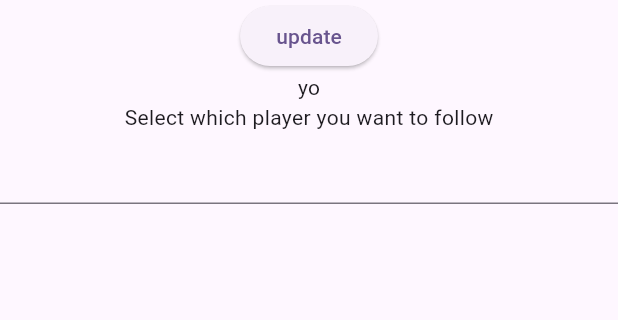
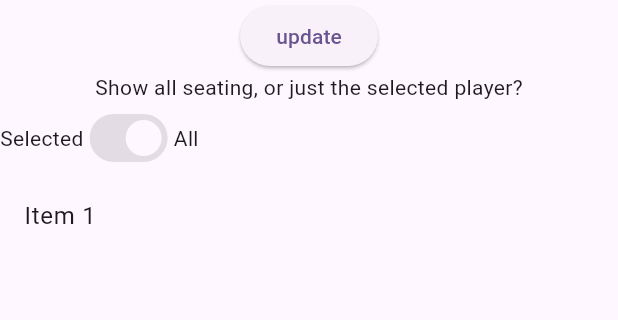
Before and after one commit to ApplySci/aim, a Flutter app: the screen it shows after launch, after a tap on "update", on a phone screen of 412 x 824 dp, the part 84-404 px from its top. Run offline on Flutter 3.47's test engine with Material 3 defaults, Android fonts, the phone set to English and light mode, and no system bars; drawn by our look-alikes of flutter_typeahead; our stand-ins replace firebase_core, firebase_messaging, flutter_local_notifications, flutter_redux, redux, shared_preferences; accounts and stored records are empty; generated files the repository leaves out were written again.

Commit message:
start work on the seating screen

```diff
--- a/lib/defaults.dart
+++ b/lib/defaults.dart
@@ -1,10 +1,25 @@
 import 'utils.dart';
 
 List<Player> PLAYERS = [ // NB this must be unique, and we must have checked this beforehand
-  Player(0, 'Al', 1),
-  Player(1, 'Zig', 2),
-  Player(2, 'Zag', 3),
-  Player(3, 'Frank', 4),
+  Player(4, 'Al',),
+  Player(8, 'Beauregard',),
+  Player(3, 'Frank'),
+  Player(7, 'Gogo',),
+  Player(6, 'Hubble',),
+  Player(5, 'Indigo',),
+  Player(1, 'Zag'),
+  Player(2, 'Zig'),
+];
+
+const List<String> HANCHAN_NAMES = ['R1', 'R2', 'R3'];
+
+const List<String> TABLE_NAMES = ['alef', 'bet'];
+
+// Round, Table, ESWN - player id
+const List<List<List<int>>> SEATING = [
+  [ [1,2,3,4,], [5,6,7,8,], ],
+  [ [2,4,6,8,], [1,3,5,7,], ],
+  [ [3,4,1,6,], [2,7,8,5,], ],
 ];
 
 const Map<String, dynamic> DEFAULT_PREFERENCES = {
--- a/lib/main.dart
+++ b/lib/main.dart
@@ -66,12 +66,15 @@ class _MyHomePageState extends State<MyHomePage> {
   @override
   Widget build(BuildContext context) {
     return StoreProvider<AllState>(
-      // Pass the store to the StoreProvider. Any ancestor `StoreConnector`
-      // Widgets will find and use this value as the `Store`.
       store: store,
       child: StoreConnector<AllState, String>(
         converter: (store) => store.state.preferences['backgroundColour'],
         builder: (BuildContext context, String color) {
+          void updateStore() {
+            store.dispatch(STORE.setScores);
+            store.dispatch(STORE.setPlayerList);
+          }
+
           return Scaffold(
             appBar: AppBar(
               backgroundColor: Theme.of(context).colorScheme.inversePrimary,
@@ -82,12 +85,12 @@ class _MyHomePageState extends State<MyHomePage> {
               child: Column(
                 children: [
                   ElevatedButton(
-                    onPressed: () => store.dispatch(STORE.setScores),
+                    onPressed: updateStore,
                     child: const Text('update'),
                   ),
                   const Seating(),
+                  /*
                   const Players(),
-                  /*
                   const SingleChildScrollView(
                     scrollDirection: Axis.horizontal,
                     child: ScoreTable(),
--- a/lib/notifications.dart
+++ b/lib/notifications.dart
@@ -103,6 +103,7 @@ Future<void> notifyWhenFocused(message) async {
     );
 
     store.dispatch(STORE.setScores);
+    store.dispatch(STORE.setPlayerList);
   }
 }
 
--- a/lib/player_list.dart
+++ b/lib/player_list.dart
@@ -51,9 +51,6 @@ class _PlayerListState extends State<PlayerList> {
 
   @override
   Widget build(BuildContext context) {
-    List<Player> haystack = List<Player>.from(widget.players);
-    haystack.sort();
-    haystack.insert(0, Player(-1, '(none)', -1));
     return TypeAheadField<Player>(
       controller: _controller,
       focusNode: _focusNode,
@@ -103,10 +100,10 @@ class _PlayerListState extends State<PlayerList> {
       suggestionsCallback: (String needle) {
         List<Player> selected;
         if (needle == '') {
-          selected = haystack;
+          selected = widget.players;
         } else {
           final lowerText = needle.toLowerCase();
-          selected = haystack.where((Player option) {
+          selected = widget.players.where((Player option) {
             return option.name.toLowerCase().contains(lowerText);
           }).toList();
         }
--- a/lib/seats.dart
+++ b/lib/seats.dart
@@ -3,8 +3,17 @@ import 'package:flutter_redux/flutter_redux.dart';
 import 'store.dart';
 import 'utils.dart';
 
-class Seating extends StatelessWidget {
+class Seating extends StatefulWidget {
   const Seating({super.key});
+
+  @override
+  State<Seating> createState() => _SeatingState();
+}
+
+class _SeatingState extends State<Seating> {
+  bool showAll = false;
+
+  void toggleShowAll(yes) => setState(() => showAll = yes);
 
   @override
   Widget build(BuildContext context) {
@@ -12,12 +21,42 @@ class Seating extends StatelessWidget {
       converter: (store) {
         return {
           'seating': store.state.seating,
+          'selected': store.state.selected,
+          'thisSeating': store.state.theseSeats,
         };
       },
-      builder: (BuildContext context, Map<String, dynamic> storeValues) {
-        // List seats = storeValues['seating'];
+      builder: (BuildContext context, Map<String, dynamic> s) {
+        bool haveSelection = s['selected'] >= 0;
+        List seats = s[haveSelection && !showAll ? 'thisSeating' : 'seating'];
         // TODO iterate over hanchan
-        return const Text('yo');
+
+/*
+const List<String> HANCHAN_NAMES = ['R1', 'R2', 'R3'];
+const List<String> TABLE_NAMES = ['alef', 'bet'];
+const List<List<List<int>>> SEATING = [
+  [ [1,2,3,4,], [5,6,7,8,], ],
+  [ [2,4,6,8,], [1,3,5,7,], ],
+  [ [3,4,1,6,], [2,7,8,5,], ],
+];
+*/
+        List<Widget> allHanchan = [
+          ListTile(title: Text('Item 1')),
+        ];
+        return Column(children: [
+          const Text('Show all seating, or just the selected player?'),
+          Row(
+            children: [
+              const Text('Selected'),
+              SwitchToggle(haveSelection, toggleShowAll),
+              const Text('All'),
+            ],
+          ),
+          SingleChildScrollView(
+            child: Column(
+              children: allHanchan,
+            ),
+          ),
+        ]);
       },
     );
   }
@@ -57,7 +96,9 @@ class _AssignedTableState extends State<AssignedTable> {
         rows.add(DataRow(cells: [
           DataCell(Text(winds[i])),
           DataCell(Container(
-            color: widget.seats[i] == s['selected'] ? Colors.greenAccent : Colors.amber[600],
+            color: widget.seats[i] == s['selected']
+                ? Colors.greenAccent
+                : Colors.amber[600],
             child: Text(s['players'][widget.seats[i]].name),
           )),
         ]));
@@ -86,3 +127,34 @@ class _AssignedTableState extends State<AssignedTable> {
     });
   }
 }
+
+class SwitchToggle extends StatefulWidget {
+  final bool live;
+  final void Function(bool) callback;
+
+  const SwitchToggle(this.live, this.callback, {super.key});
+
+  @override
+  State<SwitchToggle> createState() => _SwitchToggleState();
+}
+
+class _SwitchToggleState extends State<SwitchToggle> {
+  bool light = true;
+
+  void switchIt(bool value) {
+    widget.callback(value);
+    setState(() {
+      light = value;
+    });
+  }
+
+  @override
+  Widget build(BuildContext context) {
+    return Switch(
+      // This bool value toggles the switch.
+      value: light,
+      activeColor: Colors.red,
+      onChanged: widget.live ? switchIt : null,
+    );
+  }
+}
--- a/lib/store.dart
+++ b/lib/store.dart
@@ -46,8 +46,11 @@ class AllState {
   bool loadedOK = false;
   List<Map<String, dynamic>> scores = [];
   List<Player> players = [];
+  Map<int, String> playerMap = {};
   int rounds = 5;
-  Map<String, String> seating=<String, String>{};
+  int selected = -1;
+  List<List<int>> theseSeats=[[]];
+  List<List<List<int>>> seating=[[[]]];
   Map<String, dynamic> preferences = Map.from(DEFAULT_PREFERENCES);
 
   String toJSON() {
@@ -95,6 +98,8 @@ AllState stateReducer(AllState state, dynamic action) {
       break;
 
     case STORE.setPlayerList:
+      state.players = PLAYERS;
+      state.playerMap = {for (var p in state.players) p.id: p.name};
       break;
 
     case STORE.setPreferences:
@@ -114,7 +119,14 @@ AllState stateReducer(AllState state, dynamic action) {
 
     case STORE.setScores:
       state.scores = NEW_SCORES;
-      state.players = PLAYERS;
+      break;
+
+    case STORE.setSeating:
+      state.seating = SEATING;
+      if (state.preferences.containsKey('selected') &&
+          state.preferences['selected'] >= 0) {
+        state.theseSeats = getSeats(state.seating, state.preferences['selected']);
+      }
       break;
 
     case STORE.setTournament:
--- a/lib/utils.dart
+++ b/lib/utils.dart
@@ -22,6 +22,7 @@ enum STORE {
   setPlayerList,
   setPreferences,
   setScores,
+  setSeating,
   setTournament,
 }
 
@@ -48,17 +49,16 @@ const Map<String, String> WINDS = {
 };
 
 class Player implements Comparable<Player> {
-  int id = -1;
+  int id = -99;
   String name = '';
-  int seatingId = -1;
 
-  Player(this.id, this.name, this.seatingId);
+  Player(this.id, this.name);
 
   @override
   int compareTo(Player other) => name.compareTo(other.name);
 
   @override
-  toString() => '$name ($seatingId)';
+  toString() => '$name ($id)';
 }
 
 class GLOBAL {
@@ -88,3 +88,16 @@ class GLOBAL {
   static bool playersListUpdated = false;
   static int nextUnregisteredID = -2;
 }
+
+
+List<List<int>> getSeats(seating, selected) {
+  List<List<int>> rounds = [];
+  for (var h=0; h < seating.length; h++) {
+    for (var t=0; t < seating[h].length; t++) {
+      if (seating[h][t].contains(selected)) {
+        rounds.add(seating[h][t]);
+      }
+    }
+  }
+  return rounds;
+}
```
